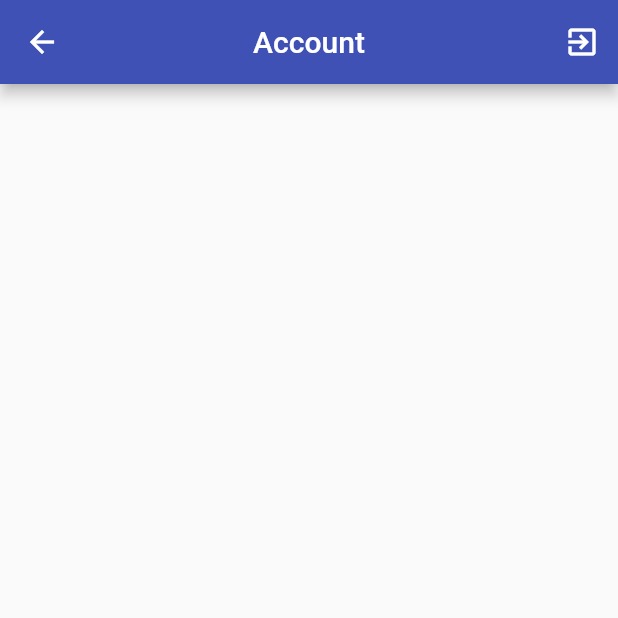
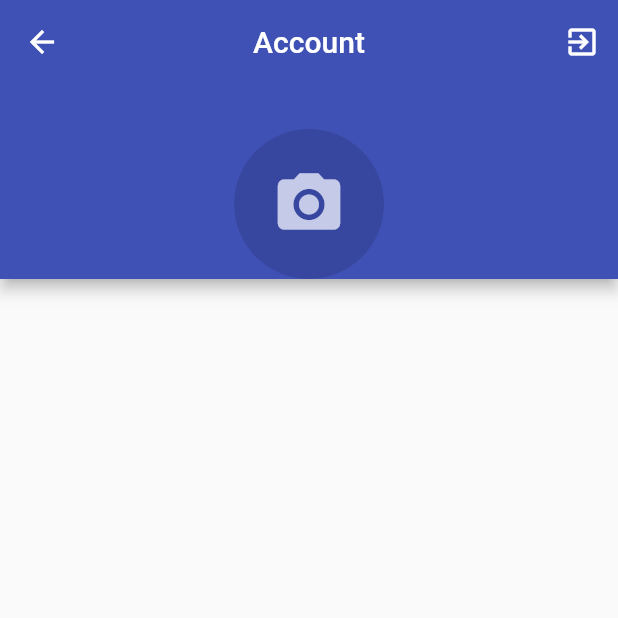
Before and after one commit to FlorianKogon/time_tracker_flutter_course, a Flutter app: the AccountPage screen opened directly, on a phone screen of 412 x 824 dp, the top half of it. Run offline on Flutter 3.47's test engine with Material 2 defaults, Android fonts, the phone set to English and light mode, and no system bars; our stand-ins replace cloud_firestore, firebase_auth, firebase_core, google_sign_in, rxdart; missing offline and left inert: flutter_login_facebook; accounts and stored records are empty.

Commit message:
add avatar on account page

```diff
--- a/lib/app/home/account/account_page.dart
+++ b/lib/app/home/account/account_page.dart
@@ -1,5 +1,7 @@
+import 'package:firebase_auth/firebase_auth.dart';
 import 'package:flutter/material.dart';
 import 'package:provider/provider.dart';
+import 'package:time_tracker_flutter_course/common_widgets/avatar.dart';
 import 'package:time_tracker_flutter_course/common_widgets/show_alert_dialog.dart';
 import 'package:time_tracker_flutter_course/services/auth.dart';
 
@@ -28,8 +30,18 @@ class AccountPage extends StatelessWidget {
     if (didRequestSignOut == true) _signOut(context);
   }
 
+
+  Widget _buildUserInfo(User currentUser) {
+    return Avatar(
+      photoUrl: currentUser.photoURL,
+      radius: 50,
+    );
+  }
+
   @override
   Widget build(BuildContext context) {
+    final authBase = Provider.of<AuthBase>(context, listen: false);
+    authBase.currentUser;
     return Scaffold(
       appBar: AppBar(
         centerTitle: true,
@@ -43,6 +55,10 @@ class AccountPage extends StatelessWidget {
             ),
           ),
         ],
+        bottom: PreferredSize(
+          preferredSize: Size.fromHeight(130.0),
+          child: _buildUserInfo(authBase.currentUser),
+        ),
       ),
     );
   }
--- /dev/null
+++ b/lib/common_widgets/avatar.dart
@@ -0,0 +1,22 @@
+import 'package:flutter/material.dart';
+
+class Avatar extends StatelessWidget {
+  const Avatar({Key key, this.photoUrl, this.radius}) : super(key: key);
+  final String photoUrl;
+  final double radius;
+
+  @override
+  Widget build(BuildContext context) {
+    return CircleAvatar(
+      radius: radius,
+      backgroundColor: Colors.black12,
+      backgroundImage: photoUrl != null ? NetworkImage(photoUrl) : null,
+      child: photoUrl == null
+          ? Icon(
+              Icons.camera_alt,
+              size: radius,
+            )
+          : null,
+    );
+  }
+}
```
